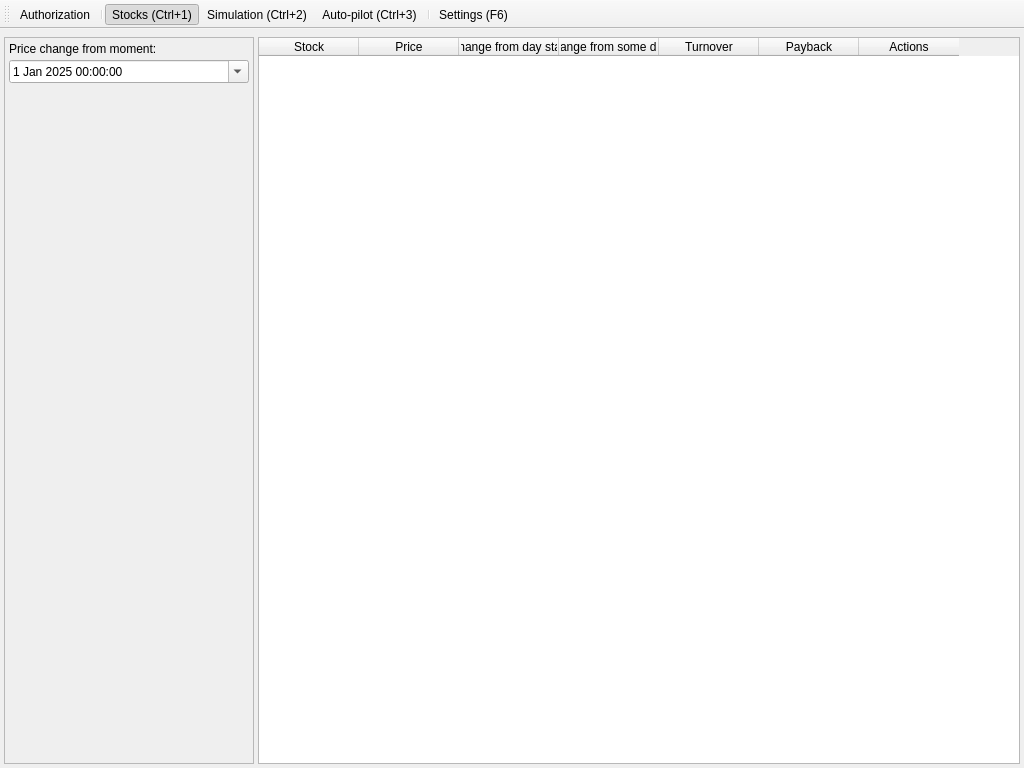
This is app/src/main/mainwindow.ui in Gris87/TInvestor as Qt 5 draws it before an edit. The edited form follows.
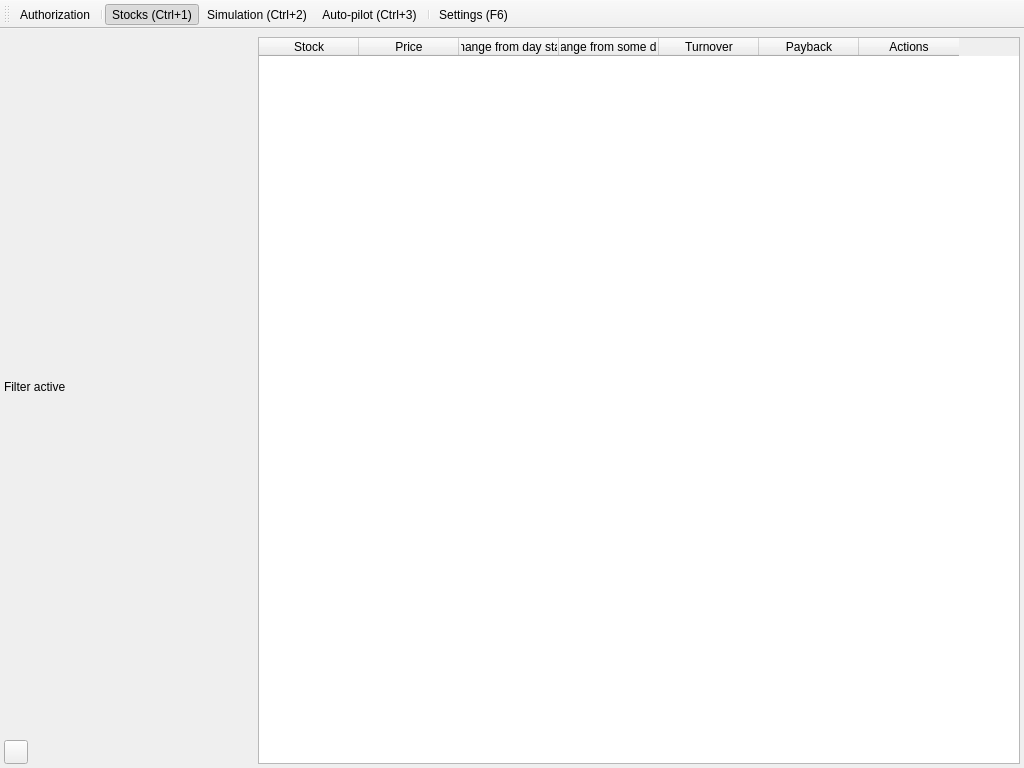
This is the edited form. The open tabs and pages were chosen to show the change. Icons and pictures are not drawn. Custom widgets are drawn as their Qt base class.

Commit message: Hide/show filter widget

The edit to the form file:
```diff
--- a/app/src/main/mainwindow.ui
+++ b/app/src/main/mainwindow.ui
@@ -62,13 +62,53 @@
          <number>0</number>
         </property>
         <item>
-         <widget class="QScrollArea" name="scrollArea">
+         <widget class="QWidget" name="stocksControlWidget" native="true">
           <property name="maximumSize">
            <size>
             <width>250</width>
             <height>16777215</height>
            </size>
           </property>
+          <layout class="QVBoxLayout" name="verticalLayout_5">
+           <property name="spacing">
+            <number>4</number>
+           </property>
+           <property name="leftMargin">
+            <number>0</number>
+           </property>
+           <property name="topMargin">
+            <number>0</number>
+           </property>
+           <property name="rightMargin">
+            <number>0</number>
+           </property>
+           <property name="bottomMargin">
+            <number>0</number>
+           </property>
+           <item>
+            <widget class="QStackedWidget" name="stocksControlStackedWidget">
+             <property name="currentIndex">
+              <number>0</number>
+             </property>
+             <widget class="QWidget" name="controlsVisiblePage">
+              <layout class="QVBoxLayout" name="verticalLayout_6">
+               <property name="spacing">
+                <number>4</number>
+               </property>
+               <property name="leftMargin">
+                <number>0</number>
+               </property>
+               <property name="topMargin">
+                <number>0</number>
+               </property>
+               <property name="rightMargin">
+                <number>0</number>
+               </property>
+               <property name="bottomMargin">
+                <number>0</number>
+               </property>
+               <item>
+                <widget class="QScrollArea" name="scrollArea">
           <property name="widgetResizable">
            <bool>true</bool>
           </property>
@@ -78,7 +118,7 @@
              <x>0</x>
              <y>0</y>
              <width>248</width>
-             <height>705</height>
+                    <height>675</height>
             </rect>
            </property>
            <layout class="QVBoxLayout" name="verticalLayout_2">
@@ -143,6 +183,82 @@
             </item>
            </layout>
           </widget>
+                </widget>
+               </item>
+              </layout>
+             </widget>
+             <widget class="QWidget" name="controlsHiddenPage">
+              <layout class="QVBoxLayout" name="verticalLayout_7">
+               <property name="spacing">
+                <number>4</number>
+               </property>
+               <property name="leftMargin">
+                <number>0</number>
+               </property>
+               <property name="topMargin">
+                <number>0</number>
+               </property>
+               <property name="rightMargin">
+                <number>0</number>
+               </property>
+               <property name="bottomMargin">
+                <number>0</number>
+               </property>
+               <item>
+                <widget class="QLabel" name="filterActiveLabel">
+                 <property name="text">
+                  <string notr="true">Filter active</string>
+                 </property>
+                </widget>
+               </item>
+              </layout>
+             </widget>
+            </widget>
+           </item>
+           <item>
+            <layout class="QHBoxLayout" name="horizontalLayout_4">
+             <property name="spacing">
+              <number>4</number>
+             </property>
+             <item>
+              <widget class="QPushButton" name="hideStocksControlsButton">
+               <property name="minimumSize">
+                <size>
+                 <width>24</width>
+                 <height>24</height>
+                </size>
+               </property>
+               <property name="maximumSize">
+                <size>
+                 <width>24</width>
+                 <height>24</height>
+                </size>
+               </property>
+               <property name="text">
+                <string/>
+               </property>
+               <property name="icon">
+                <iconset resource="../../Resources.qrc">
+                 <normaloff>:/assets/images/left_arrows.png</normaloff>:/assets/images/left_arrows.png</iconset>
+               </property>
+              </widget>
+             </item>
+             <item>
+              <spacer name="horizontalSpacer_3">
+               <property name="orientation">
+                <enum>Qt::Orientation::Horizontal</enum>
+               </property>
+               <property name="sizeHint" stdset="0">
+                <size>
+                 <width>40</width>
+                 <height>20</height>
+                </size>
+               </property>
+              </spacer>
+             </item>
+            </layout>
+           </item>
+          </layout>
          </widget>
         </item>
         <item>
```
Lines whose indentation alone changed are shown as unchanged. The commit also changes 8 other files.
